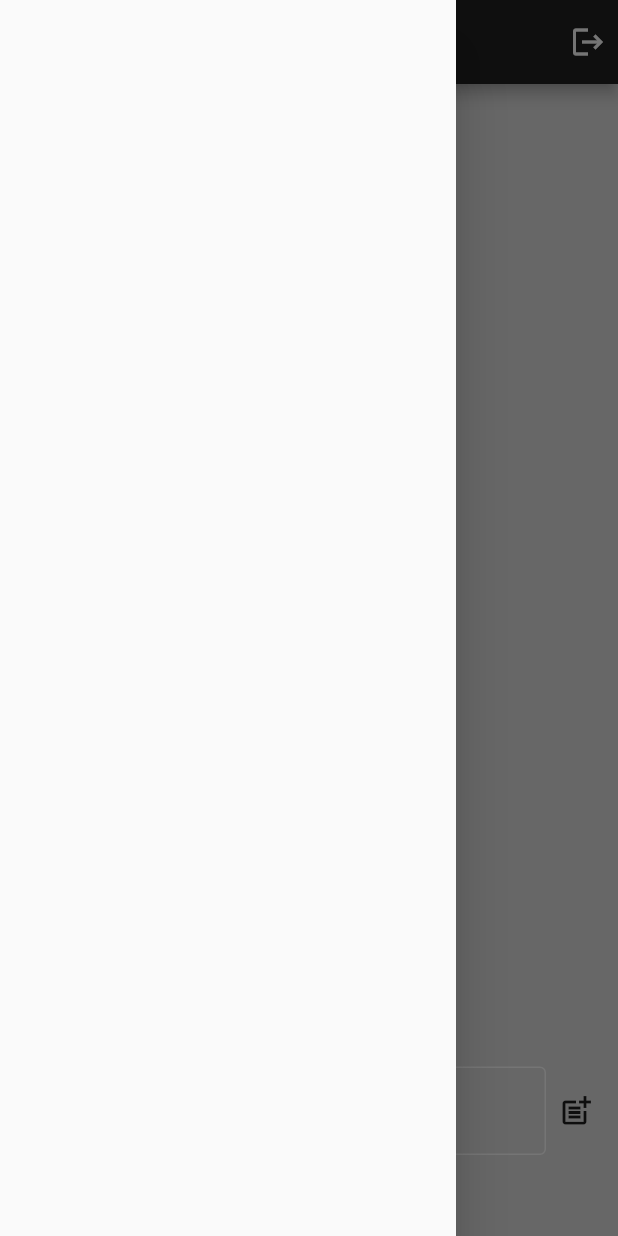
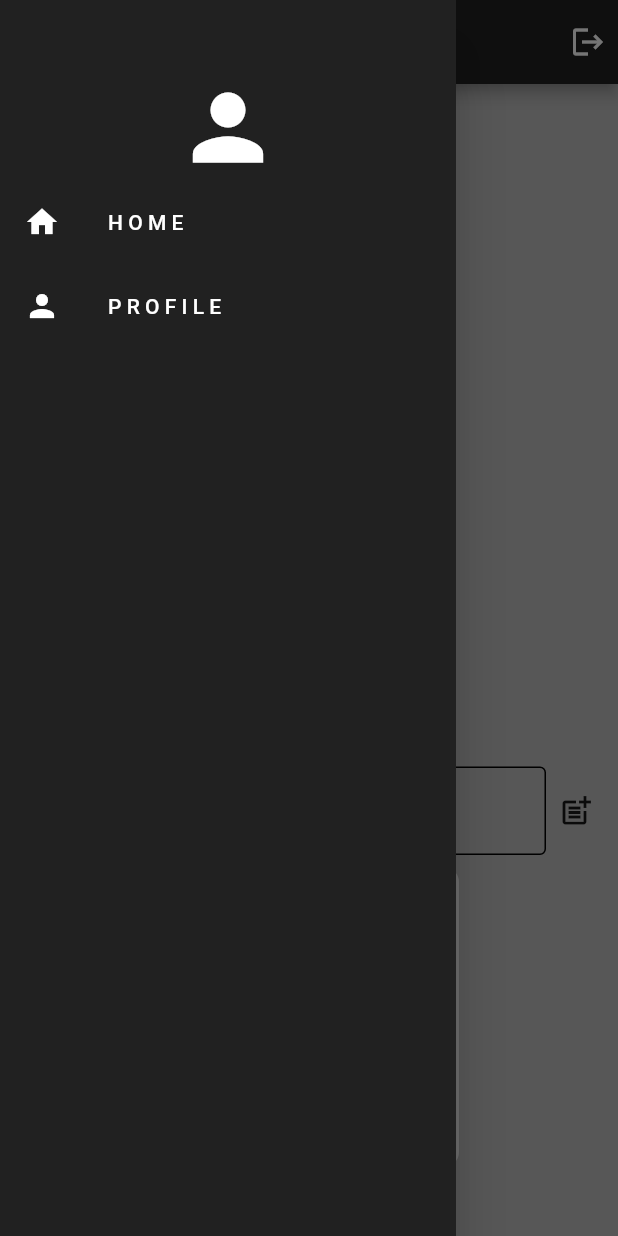
Before and after one commit to aash1r/Chat-App, a Flutter app: the screen it shows once a user with an empty profile is signed in, with the side drawer open, on a phone screen of 412 x 824 dp. Run offline on Flutter 3.47's test engine with Material 2 defaults, Android fonts, the phone set to English and light mode, and no system bars; our stand-ins replace cloud_firestore, firebase_auth, firebase_core; accounts and stored records are empty; network calls fail.

Commit message:
the wall intermediate

```diff
--- /dev/null
+++ b/lib/components/my_box.dart
@@ -0,0 +1,20 @@
+import 'package:flutter/material.dart';
+
+class MyBox extends StatelessWidget {
+  const MyBox({super.key, this.child, this.color});
+
+  final Widget? child;
+  final Color? color;
+
+  @override
+  Widget build(BuildContext context) {
+    return Container(
+      decoration:
+          BoxDecoration(color: color, borderRadius: BorderRadius.circular(10)),
+      width: 200,
+      height: 200,
+      padding: const EdgeInsets.all(50),
+      child: child,
+    );
+  }
+}
--- a/lib/components/my_drawer.dart
+++ b/lib/components/my_drawer.dart
@@ -1,10 +1,41 @@
+import 'package:fire_app/components/my_list_tile.dart';
 import 'package:flutter/material.dart';
+
+import '../screens/profile_screen.dart';
 
 class MyDrawer extends StatelessWidget {
   const MyDrawer({super.key});
 
   @override
   Widget build(BuildContext context) {
-    return const Drawer();
+    return Drawer(
+      backgroundColor: Colors.grey.shade900,
+      child: Column(
+        children: [
+          const SizedBox(
+            height: 50,
+          ),
+          const Icon(
+            Icons.person,
+            color: Colors.white,
+            size: 70,
+          ),
+          MyListTile(
+            icon: Icons.home,
+            text: "H O M E",
+            ontap: () => Navigator.pop(context),
+          ),
+          MyListTile(
+            icon: Icons.person,
+            text: "P R O F I L E",
+            ontap: () {
+              Navigator.pop(context);
+              Navigator.push(context,
+                  MaterialPageRoute(builder: (_) => const ProfileScreen()));
+            },
+          ),
+        ],
+      ),
+    );
   }
 }
--- /dev/null
+++ b/lib/components/my_list_tile.dart
@@ -0,0 +1,19 @@
+import 'package:flutter/material.dart';
+
+class MyListTile extends StatelessWidget {
+  const MyListTile({super.key, required this.icon, required this.text, this.ontap});
+  final IconData icon;
+  final String text;
+  final Function()? ontap;
+
+  @override
+  Widget build(BuildContext context) {
+    return ListTile(
+      iconColor: Colors.white,
+      textColor: Colors.white,
+      leading: Icon(icon),
+      title: Text(text),
+      onTap: ontap,
+    );
+  }
+}
--- a/lib/components/my_textfield.dart
+++ b/lib/components/my_textfield.dart
@@ -18,10 +18,10 @@ class MyTextfield extends StatelessWidget {
       controller: controller,
       decoration: InputDecoration(
         enabledBorder: const OutlineInputBorder(
-          borderSide: BorderSide(color: Colors.white),
+          borderSide: BorderSide(color: Colors.black),
         ),
         focusedBorder: const OutlineInputBorder(
-          borderSide: BorderSide(color: Colors.white),
+          borderSide: BorderSide(color: Colors.black),
         ),
         hintText: hintText,
       ),
--- /dev/null
+++ b/lib/components/switch_button.dart
@@ -0,0 +1,21 @@
+import 'package:flutter/material.dart';
+
+class SwitchButton extends StatelessWidget {
+  const SwitchButton({super.key, this.ontap, required this.color});
+  final void Function()? ontap;
+  final Color color;
+  @override
+  Widget build(BuildContext context) {
+    return GestureDetector(
+      onTap: ontap,
+      child: Container(
+        decoration: BoxDecoration(
+            color: color, borderRadius: BorderRadius.circular(10)),
+        padding: const EdgeInsets.all(25),
+        child: const Center(
+          child: Text("Tap"),
+        ),
+      ),
+    );
+  }
+}
--- a/lib/components/wall_posts.dart
+++ b/lib/components/wall_posts.dart
@@ -26,7 +26,8 @@ class _WallPostsState extends State<WallPosts> {
       child: Container(
         padding: const EdgeInsets.all(15),
         decoration: BoxDecoration(
-            color: Colors.white, borderRadius: BorderRadius.circular(10)),
+            color: Colors.blue.shade500,
+            borderRadius: BorderRadius.circular(10)),
         child: Row(
           children: [
             Column(
--- a/lib/main.dart
+++ b/lib/main.dart
@@ -1,6 +1,8 @@
 import 'package:fire_app/auth/auth.dart';
+import 'package:fire_app/theme/theme_provider.dart';
 import 'package:flutter/material.dart';
 import 'package:firebase_core/firebase_core.dart';
+import 'package:provider/provider.dart';
 import 'firebase_options.dart';
 
 void main() async {
@@ -9,14 +11,18 @@ void main() async {
   await Firebase.initializeApp(
     options: DefaultFirebaseOptions.currentPlatform,
   );
-  runApp(const MyApp());
+  runApp(ChangeNotifierProvider(
+      create: (context) => ThemeProvider(), child: const MyApp()));
 }
 
 class MyApp extends StatelessWidget {
   const MyApp({super.key});
+
   @override
   Widget build(BuildContext context) {
-    return const MaterialApp(
-        debugShowCheckedModeBanner: false, home: AuthScreen());
+    return MaterialApp(
+        theme: Provider.of<ThemeProvider>(context).themeData,
+        debugShowCheckedModeBanner: false,
+        home: const AuthScreen());
   }
 }
--- a/lib/screens/home_screen.dart
+++ b/lib/screens/home_screen.dart
@@ -1,9 +1,14 @@
 import 'package:cloud_firestore/cloud_firestore.dart';
+import 'package:fire_app/components/my_button.dart';
 import 'package:fire_app/components/my_textfield.dart';
+import 'package:fire_app/components/switch_button.dart';
 import 'package:fire_app/components/wall_posts.dart';
+import 'package:fire_app/theme/theme_provider.dart';
 import 'package:firebase_auth/firebase_auth.dart';
 import 'package:flutter/material.dart';
+import 'package:provider/provider.dart';
 
+import '../components/my_box.dart';
 import '../components/my_drawer.dart';
 
 class HomeScreen extends StatefulWidget {
@@ -36,7 +41,7 @@ class _HomeScreenState extends State<HomeScreen> {
   @override
   Widget build(BuildContext context) {
     return Scaffold(
-      backgroundColor: Colors.grey.shade300,
+      backgroundColor: Theme.of(context).colorScheme.background,
       appBar: AppBar(
         backgroundColor: Colors.grey.shade900,
         title: const Text("Home Screen"),
@@ -99,6 +104,15 @@ class _HomeScreenState extends State<HomeScreen> {
                 ],
               ),
             ),
+            MyBox(
+                color: Theme.of(context).colorScheme.primary,
+                child: SwitchButton(
+                  color: Theme.of(context).colorScheme.secondary,
+                  ontap: () {
+                    Provider.of<ThemeProvider>(context, listen: false)
+                        .toggleTheme();
+                  },
+                )),
             Text(
               "Youre logged in as ${currentUser?.email}",
               style: TextStyle(
--- /dev/null
+++ b/lib/theme/theme.dart
@@ -0,0 +1,15 @@
+import 'package:flutter/material.dart';
+
+ThemeData lightMode = ThemeData(
+    brightness: Brightness.light,
+    colorScheme: ColorScheme.light(
+        background: Colors.grey.shade400,
+        primary: Colors.grey.shade200,
+        secondary: Colors.grey));
+
+ThemeData darkMode = ThemeData(
+    brightness: Brightness.dark,
+    colorScheme: ColorScheme.dark(
+        background: Colors.grey.shade900,
+        primary: Colors.grey.shade700,
+        secondary: Colors.grey.shade500));
--- /dev/null
+++ b/lib/theme/theme_provider.dart
@@ -0,0 +1,21 @@
+import 'package:fire_app/theme/theme.dart';
+import 'package:flutter/material.dart';
+
+class ThemeProvider with ChangeNotifier {
+  ThemeData _themeData = lightMode;
+
+  ThemeData get themeData => _themeData;
+
+  set themeData(ThemeData themeData) {
+    _themeData = themeData;
+    notifyListeners();
+  }
+
+  void toggleTheme() {
+    if (_themeData == lightMode) {
+      themeData = darkMode;
+    } else {
+      themeData = lightMode;
+    }
+  }
+}
--- a/pubspec.yaml
+++ b/pubspec.yaml
@@ -38,6 +38,7 @@ dependencies:
   firebase_core: ^2.20.0
   firebase_auth: ^4.12.0
   cloud_firestore: ^4.12.1
+  provider:
 
 dev_dependencies:
   flutter_test:
```
Also changed, not shown: lib/screens/profile_screen.dart (added, +37 -0 lines), pubspec.lock.
